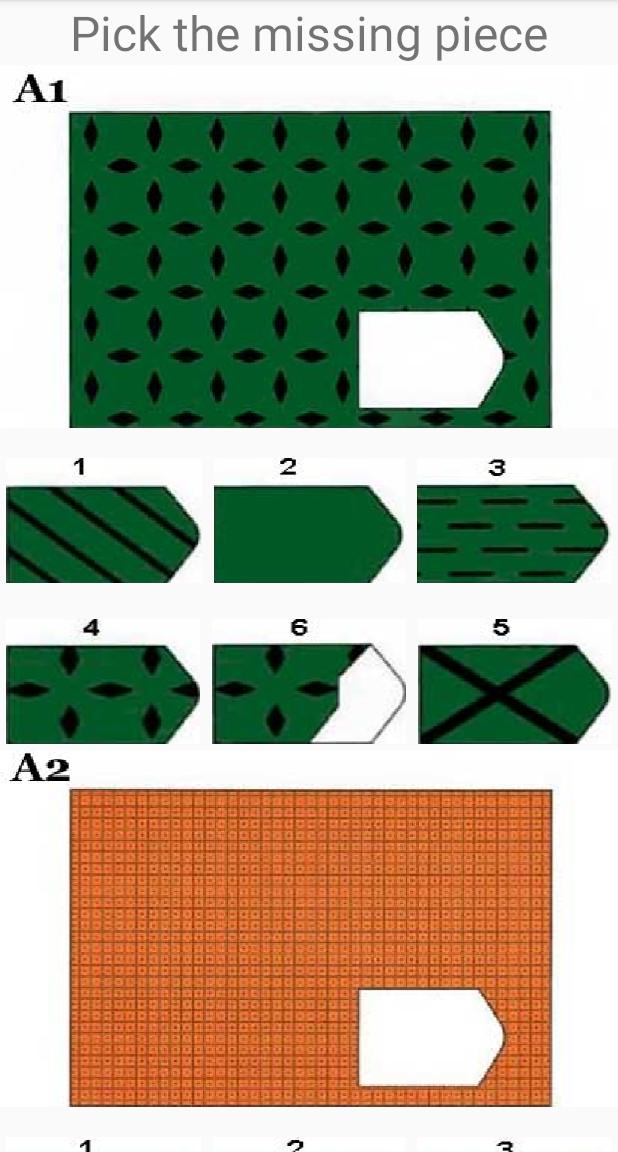
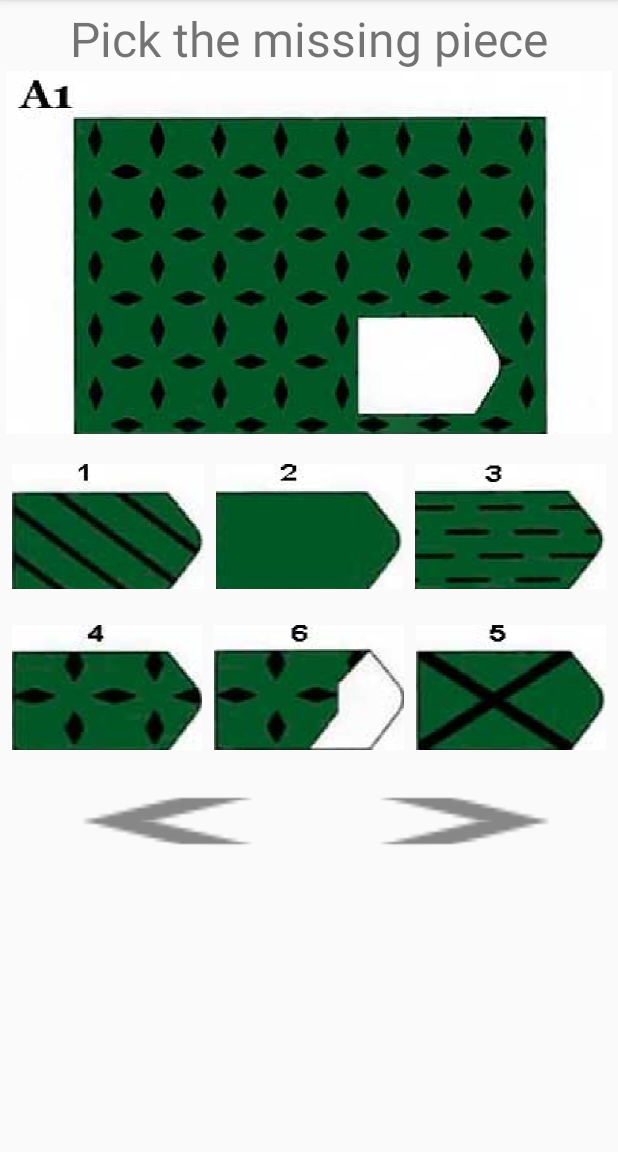
Before and after one commit to Ro-JA/TestRovena, an Android app: the screen it shows after launch (MainActivity), on a phone screen of 412 x 824 dp, the part 84-1236 px from its top. Run offline under Robolectric (Android 15) with nearby library versions, the phone set to English and light mode, and no system bars.

Commit message:
delete scroll_layout.xml

```diff
--- a/app/src/main/java/com/ro_ja/android/testrovena/MainActivity.kt
+++ b/app/src/main/java/com/ro_ja/android/testrovena/MainActivity.kt
@@ -23,45 +23,45 @@ class MainActivity : AppCompatActivity() {
 
     override fun onCreate(savedInstanceState: Bundle?) {
         super.onCreate(savedInstanceState)
-        setContentView(R.layout.scroll_layout)
+        setContentView(R.layout.activity_main)
+        imageView = findViewById(R.id.image_view)
+        buttonLeft = findViewById(R.id.button_back)
+        buttonRight = findViewById(R.id.button_next)
+        button1 = findViewById(R.id.image_button_1)
+        button2 = findViewById(R.id.image_button_2)
+        button3 = findViewById(R.id.image_button_3)
+        button4 = findViewById(R.id.image_button_4)
+        button5 = findViewById(R.id.image_button_5)
+        button6 = findViewById(R.id.image_button_6)
+
+        button1.setOnClickListener {
+            numberButton = 1
+            Toast.makeText(this, R.string.toast_incorrect, Toast.LENGTH_SHORT).show()
+        }
+        button2.setOnClickListener {
+            numberButton = 2
+            Toast.makeText(this, R.string.toast_incorrect, Toast.LENGTH_SHORT).show()
+        }
+        button3.setOnClickListener {
+            numberButton = 3
+            Toast.makeText(this, R.string.toast_incorrect, Toast.LENGTH_SHORT).show()
+        }
+        button4.setOnClickListener {
+            numberButton = 4
+            Toast.makeText(this, R.string.toast_correct, Toast.LENGTH_SHORT).show()
+        }
+        button5.setOnClickListener {
+            numberButton = 5
+            Toast.makeText(this, R.string.toast_incorrect, Toast.LENGTH_SHORT).show()
+        }
+        button6.setOnClickListener {
+            numberButton = 6
+            Toast.makeText(this, R.string.toast_incorrect, Toast.LENGTH_SHORT).show()
+        }
+
+        buttonRight.setOnClickListener {
+            val intent = Intent(this, MainActivity2::class.java)
+            startActivity(intent)
+        }
     }
 }
-//        imageView = findViewById(R.id.image_view)
-//        buttonLeft = findViewById(R.id.button_back)
-//        buttonRight = findViewById(R.id.button_next)
-//        button1 = findViewById(R.id.image_button_1)
-//        button2 = findViewById(R.id.image_button_2)
-//        button3 = findViewById(R.id.image_button_3)
-//        button4 = findViewById(R.id.image_button_4)
-//        button5 = findViewById(R.id.image_button_5)
-//        button6 = findViewById(R.id.image_button_6)
-//
-//        button1.setOnClickListener {
-//            numberButton = 1
-//            Toast.makeText(this, R.string.toast_incorrect, Toast.LENGTH_SHORT).show()
-//        }
-//        button2.setOnClickListener {
-//            numberButton = 2
-//            Toast.makeText(this, R.string.toast_incorrect, Toast.LENGTH_SHORT).show()
-//        }
-//        button3.setOnClickListener {
-//            numberButton = 3
-//            Toast.makeText(this, R.string.toast_incorrect, Toast.LENGTH_SHORT).show()
-//        }
-//        button4.setOnClickListener {
-//            numberButton = 4
-//            Toast.makeText(this, R.string.toast_correct, Toast.LENGTH_SHORT).show()
-//        }
-//        button5.setOnClickListener {
-//            numberButton = 5
-//            Toast.makeText(this, R.string.toast_incorrect, Toast.LENGTH_SHORT).show()
-//        }
-//        button6.setOnClickListener {
-//            numberButton = 6
-//            Toast.makeText(this, R.string.toast_incorrect, Toast.LENGTH_SHORT).show()
-//        }
-//
-//        buttonRight.setOnClickListener {
-//            val intent = Intent(this, MainActivity2::class.java)
-//            startActivity(intent)
-//        }
--- a/app/src/main/res/layout/scroll_layout.xml
+++ /dev/null
@@ -1,175 +0,0 @@
-<?xml version="1.0" encoding="utf-8"?>
-<LinearLayout
-    xmlns:android="http://schemas.android.com/apk/res/android"
-    android:layout_width="match_parent"
-    android:layout_height="match_parent"
-    android:orientation="vertical">
-
-    <TextView
-        android:id="@+id/text_view"
-        android:layout_width="match_parent"
-        android:layout_height="wrap_content"
-        android:gravity="center"
-        android:text="@string/text_view"
-        android:textSize="32dp" />
-
-    <ScrollView
-        android:layout_width="match_parent"
-        android:layout_height="wrap_content">
-
-        <LinearLayout
-            android:id="@+id/linear_layout"
-            android:layout_width="match_parent"
-            android:layout_height="wrap_content"
-            android:orientation="vertical">
-
-            <ImageView
-                android:id="@+id/image_view_a1"
-                android:layout_width="match_parent"
-                android:layout_height="wrap_content"
-                android:background="@drawable/a1" />
-
-            <LinearLayout
-                android:layout_width="match_parent"
-                android:layout_height="wrap_content"
-                android:layout_marginTop="@dimen/padding_16"
-                android:orientation="horizontal">
-
-                <ImageButton
-                    android:id="@+id/image_button_a1_1"
-                    android:layout_width="wrap_content"
-                    android:layout_height="match_parent"
-                    android:layout_weight="1"
-                    android:background="@drawable/a1_1"
-                    android:layout_margin="@dimen/padding_4"/>
-
-                <ImageButton
-                    android:id="@+id/image_button_a1_2"
-                    android:layout_width="wrap_content"
-                    android:layout_height="match_parent"
-                    android:layout_weight="1"
-                    android:background="@drawable/a1_2"
-                    android:layout_margin="@dimen/padding_4"/>
-
-                <ImageButton
-                    android:id="@+id/image_button_a1_3"
-                    android:layout_width="wrap_content"
-                    android:layout_height="match_parent"
-                    android:layout_weight="1"
-                    android:background="@drawable/a1_3"
-                    android:layout_margin="@dimen/padding_4"/>
-
-
-            </LinearLayout>
-
-            <LinearLayout
-                android:layout_width="match_parent"
-                android:layout_height="wrap_content"
-                android:layout_marginTop="@dimen/padding_16"
-                android:orientation="horizontal">
-
-                <ImageButton
-                    android:id="@+id/image_button_a1_4"
-                    android:layout_width="wrap_content"
-                    android:layout_height="match_parent"
-                    android:layout_weight="1"
-                    android:background="@drawable/a1_4"
-                    android:layout_margin="@dimen/padding_4"/>
-
-                <ImageButton
-                    android:id="@+id/image_button_a1_5"
-                    android:layout_width="wrap_content"
-                    android:layout_height="match_parent"
-                    android:layout_weight="1"
-                    android:background="@drawable/a1_5"
-                    android:layout_margin="@dimen/padding_4" />
-
-                <ImageButton
-                    android:id="@+id/image_button_a1_6"
-                    android:layout_width="wrap_content"
-                    android:layout_height="match_parent"
-                    android:layout_weight="1"
-                    android:background="@drawable/a1_6"
-                    android:layout_margin="@dimen/padding_4"/>
-
-
-            </LinearLayout>
-
-            <ImageView
-                android:id="@+id/image_view_a2"
-                android:layout_width="match_parent"
-                android:layout_height="wrap_content"
-                android:background="@drawable/a2" />
-
-            <LinearLayout
-                android:layout_width="match_parent"
-                android:layout_height="wrap_content"
-                android:layout_marginTop="@dimen/padding_16"
-                android:orientation="horizontal">
-
-                <ImageButton
-                    android:id="@+id/image_button_a2_1"
-                    android:layout_width="wrap_content"
-                    android:layout_height="match_parent"
-                    android:layout_weight="1"
-                    android:background="@drawable/a2_1"
-                    android:layout_margin="@dimen/padding_4"/>
-
-                <ImageButton
-                    android:id="@+id/image_button_a2_2"
-                    android:layout_width="wrap_content"
-                    android:layout_height="match_parent"
-                    android:layout_weight="1"
-                    android:background="@drawable/a2_2"
-                    android:layout_margin="@dimen/padding_4"/>
-
-                <ImageButton
-                    android:id="@+id/image_button_a2_3"
-                    android:layout_width="wrap_content"
-                    android:layout_height="match_parent"
-                    android:layout_weight="1"
-                    android:background="@drawable/a2_3"
-                    android:layout_margin="@dimen/padding_4"/>
-
-
-            </LinearLayout>
-
-            <LinearLayout
-                android:layout_width="match_parent"
-                android:layout_height="wrap_content"
-                android:layout_marginTop="@dimen/padding_16"
-                android:orientation="horizontal">
-
-                <ImageButton
-                    android:id="@+id/image_button_a2_4"
-                    android:layout_width="wrap_content"
-                    android:layout_height="match_parent"
-                    android:layout_weight="1"
-                    android:background="@drawable/a2_4"
-                    android:layout_margin="@dimen/padding_4"/>
-
-                <ImageButton
-                    android:id="@+id/image_button_a2_5"
-                    android:layout_width="wrap_content"
-                    android:layout_height="match_parent"
-                    android:layout_weight="1"
-                    android:background="@drawable/a2_5"
-                    android:layout_margin="@dimen/padding_4" />
-
-                <ImageButton
-                    android:id="@+id/image_button_a2_6"
-                    android:layout_width="wrap_content"
-                    android:layout_height="match_parent"
-                    android:layout_weight="1"
-                    android:background="@drawable/a2_6"
-                    android:layout_margin="@dimen/padding_4"/>
-
-
-            </LinearLayout>
-
-
-
-        </LinearLayout>
-    </ScrollView>
-
-</LinearLayout>
```
